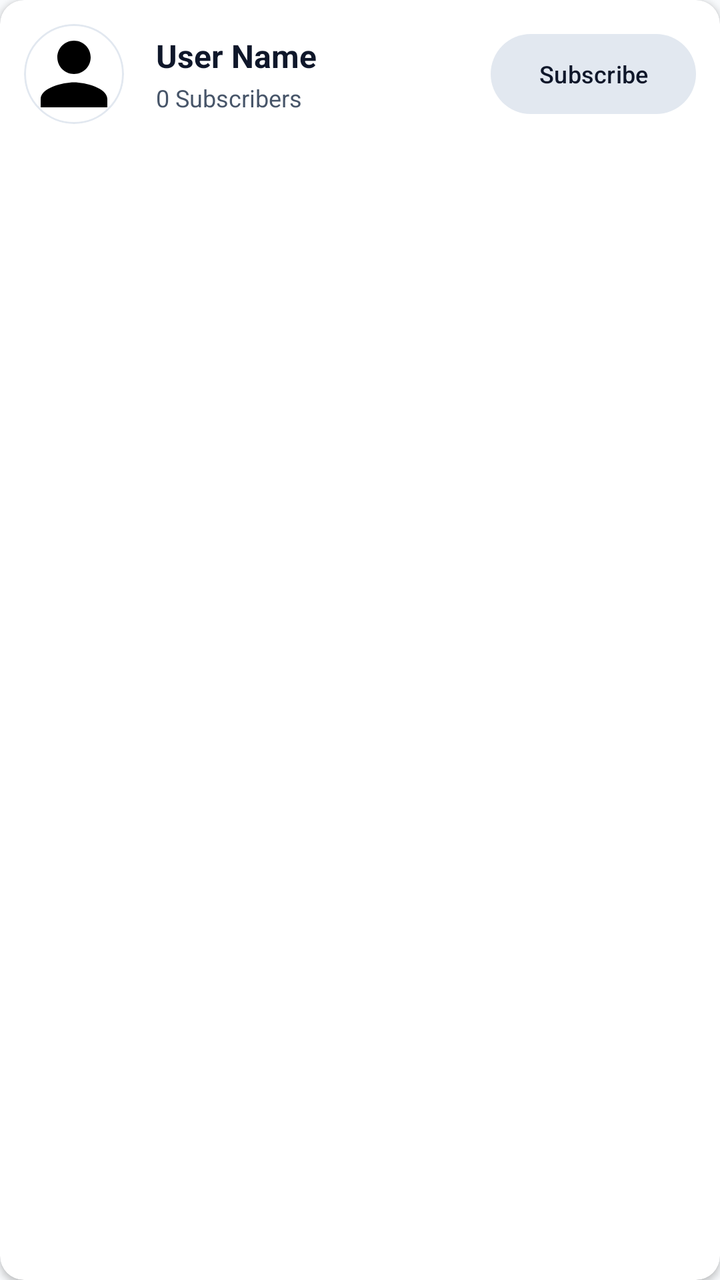
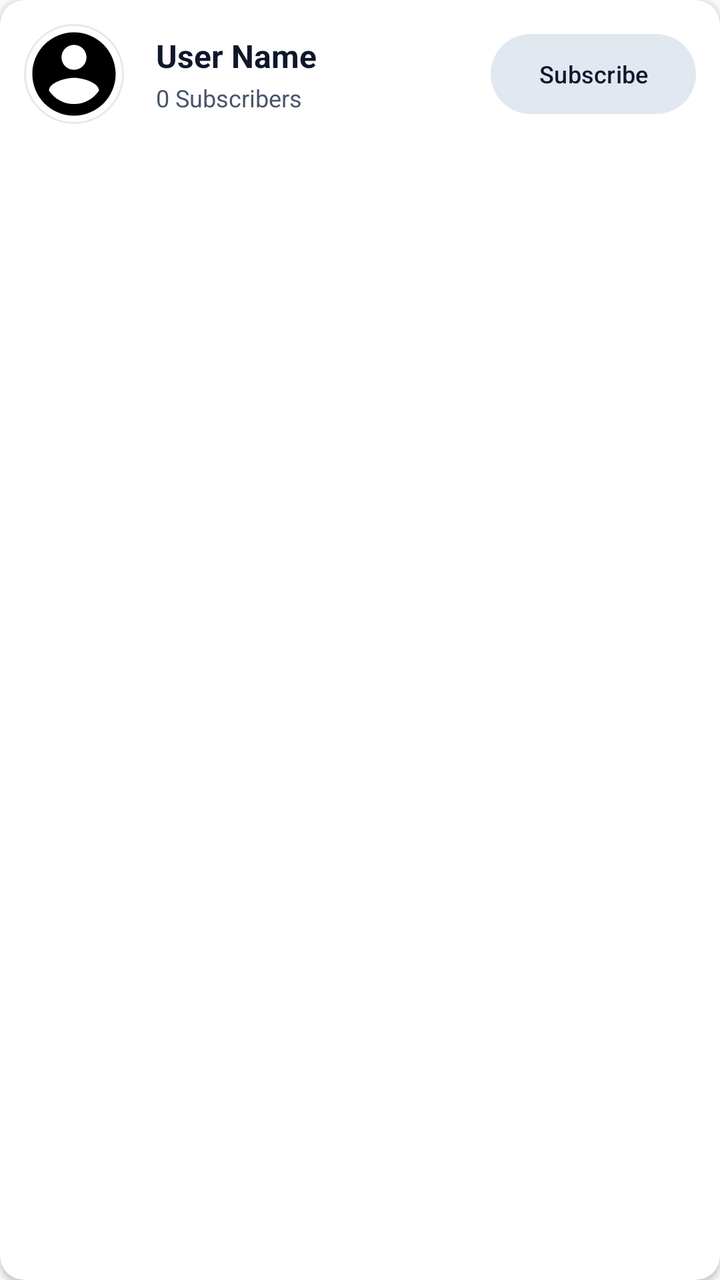

Compare the two renders of this Android layout. The source of the first and the diff that turns it into the second are given below.
<!-- AndroidManifest.xml: application theme Theme.TestMaster -->
<!-- res/layout/item_user.xml -->
<?xml version="1.0" encoding="utf-8"?>
<com.google.android.material.card.MaterialCardView xmlns:android="http://schemas.android.com/apk/res/android"
    xmlns:app="http://schemas.android.com/apk/res-auto"
    android:layout_width="match_parent"
    android:layout_height="wrap_content"
    android:layout_marginHorizontal="8dp"
    android:layout_marginVertical="4dp"
    app:cardCornerRadius="12dp"
    app:cardElevation="2dp"
    app:strokeWidth="0dp">

    <LinearLayout
        android:layout_width="match_parent"
        android:layout_height="wrap_content"
        android:gravity="center_vertical"
        android:orientation="horizontal"
        android:padding="12dp">

        <com.google.android.material.card.MaterialCardView
            android:layout_width="50dp"
            android:layout_height="50dp"
            app:cardCornerRadius="25dp"
            app:cardElevation="0dp"
            app:strokeWidth="1dp"
            app:strokeColor="@color/gray">

            <ImageView
                android:id="@+id/iv_user_profile"
                android:layout_width="match_parent"
                android:layout_height="match_parent"
                android:scaleType="centerCrop"
                android:src="@drawable/baseline_person_24" />
        </com.google.android.material.card.MaterialCardView>

        <LinearLayout
            android:layout_width="0dp"
            android:layout_height="wrap_content"
            android:layout_marginStart="16dp"
            android:layout_weight="1"
            android:orientation="vertical">

            <TextView
                android:id="@+id/tv_user_name"
                android:layout_width="wrap_content"
                android:layout_height="wrap_content"
                android:text="User Name"
                android:textColor="@color/text_primary"
                android:textSize="16sp"
                android:textStyle="bold" />

            <TextView
                android:id="@+id/tv_subscribers_count"
                android:layout_width="wrap_content"
                android:layout_height="wrap_content"
                android:layout_marginTop="2dp"
                android:text="0 Subscribers"
                android:textColor="@color/text_secondary"
                android:textSize="12sp" />

            <TextView
                android:id="@+id/tv_user_email"
                android:layout_width="wrap_content"
                android:layout_height="wrap_content"
                android:text="user@example.com"
                android:visibility="gone"
                android:textColor="@color/text_secondary"
                android:textSize="12sp" />
        </LinearLayout>

        <com.google.android.material.button.MaterialButton
            android:id="@+id/btn_subscribe"
            style="@style/Widget.Material3.Button.TonalButton"
            android:layout_width="wrap_content"
            android:layout_height="wrap_content"
            android:text="Subscribe"
            android:textSize="12sp"
            app:cornerRadius="20dp" />

    </LinearLayout>
</com.google.android.material.card.MaterialCardView>
<!-- resources referenced by this layout -->
<resources>
  <color name="gray">#E2E8F0</color>
  <color name="text_primary">#0F172A</color>
  <color name="text_secondary">#475569</color>
  <!-- drawable baseline_person_24 (drawable) -->
  <vector android:height="24dp" android:tint="#000000"
      android:viewportHeight="24" android:viewportWidth="24"
      android:width="24dp" xmlns:android="http://schemas.android.com/apk/res/android">
      <path android:fillColor="@android:color/white" android:pathData="M12,12c2.21,0 4,-1.79 4,-4s-1.79,-4 -4,-4 -4,1.79 -4,4 1.79,4 4,4zM12,14c-2.67,0 -8,1.34 -8,4v2h16v-2c0,-2.66 -5.33,-4 -8,-4z"/>
  </vector>
  <style name="Theme.TestMaster" parent="Base.Theme.TestMaster" />
  <style name="Base.Theme.TestMaster" parent="Theme.Material3.DayNight.NoActionBar">
          
          <item name="colorPrimary">@color/primary</item>
          <item name="colorOnPrimary">@color/onPrimary</item>
          <item name="colorPrimaryContainer">@color/primaryContainer</item>
          <item name="colorOnPrimaryContainer">@color/onPrimaryContainer</item>
  
          <item name="colorSecondary">@color/secondary</item>
          <item name="colorOnSecondary">@color/onSecondary</item>
          <item name="colorSecondaryContainer">@color/secondaryContainer</item>
          <item name="colorOnSecondaryContainer">@color/onSecondaryContainer</item>
  
          
          <item name="android:windowBackground">@color/background</item>
          <item name="colorSurface">@color/surface</item>
          <item name="colorOnSurface">@color/onSurface</item>
          <item name="colorSurfaceVariant">@color/surfaceVariant</item>
          <item name="colorOnSurfaceVariant">@color/onSurfaceVariant</item>
          <item name="colorOutline">@color/outline</item>
  
          
          <item name="colorError">@color/error</item>
          <item name="colorOnError">@color/onError</item>
          <item name="colorErrorContainer">@color/errorContainer</item>
          <item name="colorOnErrorContainer">@color/onErrorContainer</item>
  
          
          <item name="colorControlActivated">@color/accent</item>
  
          
          <item name="android:statusBarColor">@color/surface</item>
          <item name="android:windowLightStatusBar">true</item>
      </style>
  <color name="primary">#FFFFFF</color>
  <color name="onPrimary">#0F172A</color>
  <color name="primaryContainer">#F1F5F9</color>
  <color name="onPrimaryContainer">#0F172A</color>
  <color name="secondary">#64748B</color>
  <color name="onSecondary">#FFFFFF</color>
  <color name="secondaryContainer">#E2E8F0</color>
  <color name="onSecondaryContainer">#0F172A</color>
  <color name="background">#F8FAFC</color>
  <color name="surface">#FFFFFF</color>
  <color name="onSurface">#0F172A</color>
  <color name="surfaceVariant">#E2E8F0</color>
  <color name="onSurfaceVariant">#475569</color>
  <color name="outline">#94A3B8</color>
  <color name="error">#DC2626</color>
  <color name="onError">#FFFFFF</color>
  <color name="errorContainer">#FEE2E2</color>
  <color name="onErrorContainer">#7F1D1D</color>
  <color name="accent">#334155</color>
</resources>

<!-- the commit's change to res/layout/item_user.xml (unified diff, before → after) -->
@@ -16,21 +16,45 @@
         android:orientation="horizontal"
         android:padding="12dp">
 
-        <com.google.android.material.card.MaterialCardView
+        <FrameLayout
             android:layout_width="50dp"
-            android:layout_height="50dp"
-            app:cardCornerRadius="25dp"
-            app:cardElevation="0dp"
-            app:strokeWidth="1dp"
-            app:strokeColor="@color/gray">
+            android:layout_height="50dp">
 
-            <ImageView
-                android:id="@+id/iv_user_profile"
+            <com.google.android.material.card.MaterialCardView
                 android:layout_width="match_parent"
                 android:layout_height="match_parent"
-                android:scaleType="centerCrop"
-                android:src="@drawable/baseline_person_24" />
-        </com.google.android.material.card.MaterialCardView>
+                app:cardCornerRadius="25dp"
+                app:cardElevation="0dp"
+                app:strokeWidth="1dp"
+                app:strokeColor="@color/gray">
+
+                <ImageView
+                    android:id="@+id/iv_user_profile"
+                    android:layout_width="match_parent"
+                    android:layout_height="match_parent"
+                    android:scaleType="centerCrop"
+                    android:src="@drawable/baseline_account_circle_24" />
+            </com.google.android.material.card.MaterialCardView>
+
+            <com.google.android.material.card.MaterialCardView
+                android:id="@+id/cv_text_placeholder"
+                android:layout_width="match_parent"
+                android:layout_height="match_parent"
+                android:visibility="gone"
+                app:cardCornerRadius="25dp"
+                app:cardElevation="0dp">
+
+                <TextView
+                    android:id="@+id/tv_profile_placeholder"
+                    android:layout_width="match_parent"
+                    android:layout_height="match_parent"
+                    android:gravity="center"
+                    android:text="A"
+                    android:textColor="@color/white"
+                    android:textSize="20sp"
+                    android:textStyle="bold" />
+            </com.google.android.material.card.MaterialCardView>
+        </FrameLayout>
 
         <LinearLayout
             android:layout_width="0dp"
<!-- resource entries referenced after the edit -->
@@ -3,11 +3,12 @@
   <color name="gray">#E2E8F0</color>
   <color name="text_primary">#0F172A</color>
   <color name="text_secondary">#475569</color>
-  <!-- drawable baseline_person_24 (drawable) -->
-  <vector android:height="24dp" android:tint="#000000"
-      android:viewportHeight="24" android:viewportWidth="24"
-      android:width="24dp" xmlns:android="http://schemas.android.com/apk/res/android">
-      <path android:fillColor="@android:color/white" android:pathData="M12,12c2.21,0 4,-1.79 4,-4s-1.79,-4 -4,-4 -4,1.79 -4,4 1.79,4 4,4zM12,14c-2.67,0 -8,1.34 -8,4v2h16v-2c0,-2.66 -5.33,-4 -8,-4z"/>
+  <color name="white">#FFFFFFFF</color>
+  <!-- drawable baseline_account_circle_24 (drawable) -->
+  <vector xmlns:android="http://schemas.android.com/apk/res/android" android:height="24dp" android:tint="#000000" android:viewportHeight="24" android:viewportWidth="24" android:width="24dp">
+        
+      <path android:fillColor="@android:color/white" android:pathData="M12,2C6.48,2 2,6.48 2,12s4.48,10 10,10 10,-4.48 10,-10S17.52,2 12,2zM12,5c1.66,0 3,1.34 3,3s-1.34,3 -3,3 -3,-1.34 -3,-3 1.34,-3 3,-3zM12,19.2c-2.5,0 -4.71,-1.28 -6,-3.22 0.03,-1.99 4,-3.08 6,-3.08 1.99,0 5.97,1.09 6,3.08 -1.29,1.94 -3.5,3.22 -6,3.22z"/>
+      
   </vector>
   <style name="Theme.TestMaster" parent="Base.Theme.TestMaster" />
   <style name="Base.Theme.TestMaster" parent="Theme.Material3.DayNight.NoActionBar">
